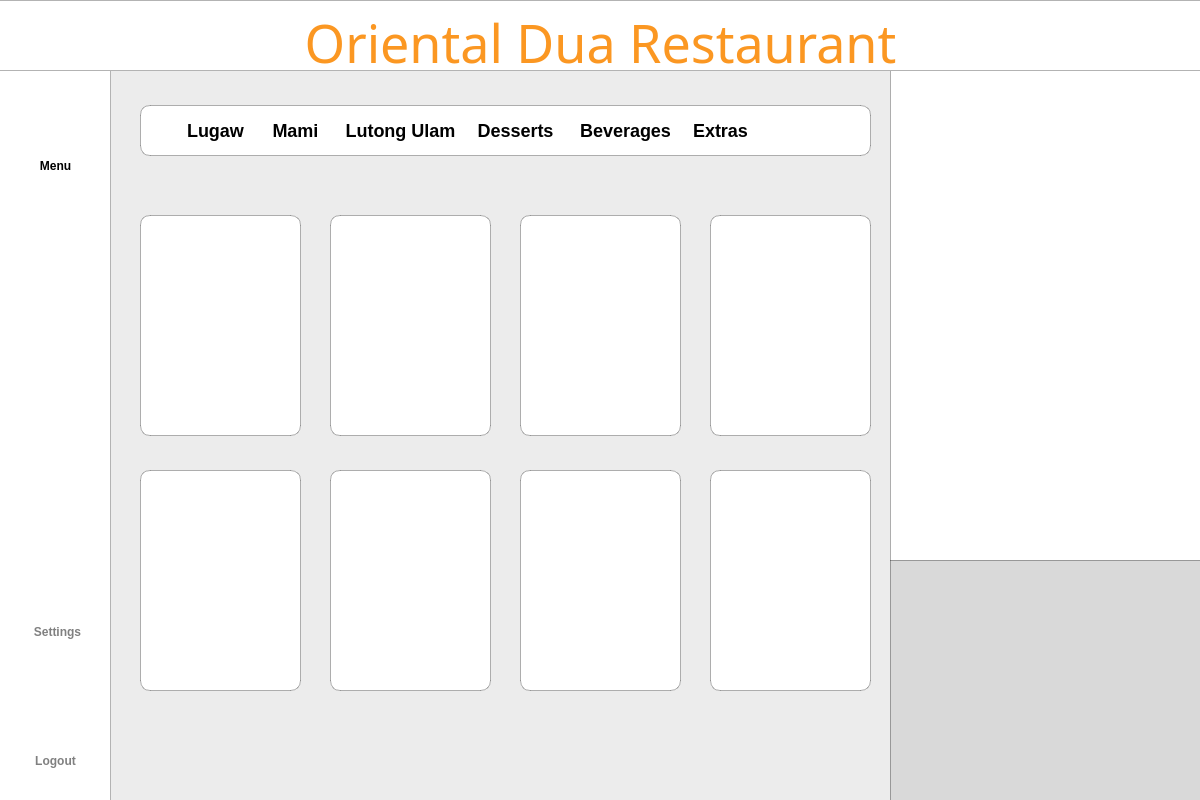
Qt form Project SE/ui/cashierscreen.ui (Patatims/CCSFEN2_Project) before a commit.
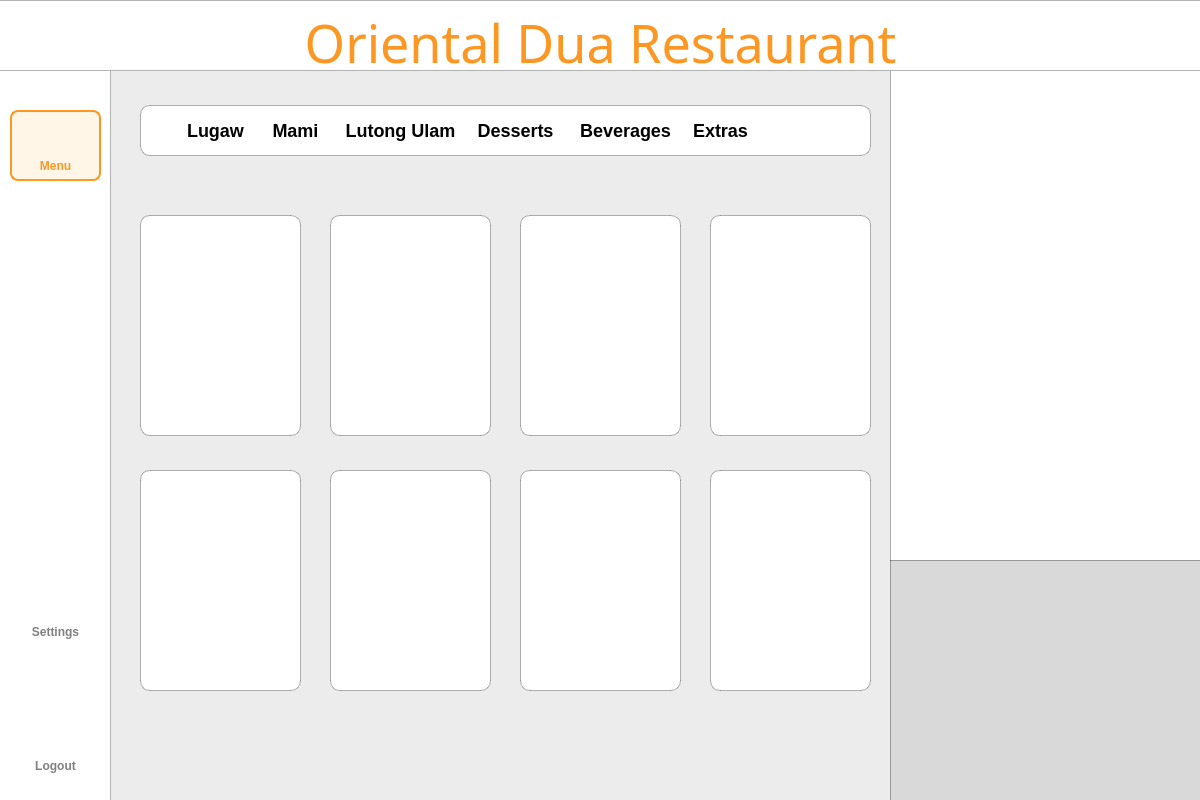
The same form after that commit. Icons and pictures are not drawn.

Diff of the .ui file:
```diff
--- a/Project SE/ui/cashierscreen.ui
+++ b/Project SE/ui/cashierscreen.ui
@@ -445,13 +445,14 @@
      </rect>
     </property>
     <property name="styleSheet">
-     <string notr="true">QPushButton#menubtn{
-    color: rgba(0,0,0, 1);
+     <string notr="true">QPushButton{
+    color: #FB9722;;
     font-family: 'Roboto';
     font-size: 12px;
     font-weight: 500;
 	border:none;
 }
+
 </string>
     </property>
     <property name="text">
@@ -491,7 +492,7 @@
      <string/>
     </property>
     <property name="pixmap">
-     <pixmap resource="../resource.qrc">:/icon/icons/menu.png</pixmap>
+     <pixmap resource="../resource.qrc">:/icon/icons/menu2.png</pixmap>
     </property>
     <property name="scaledContents">
      <bool>true</bool>
@@ -503,7 +504,7 @@
    <widget class="QLabel" name="logoutIcon">
     <property name="geometry">
      <rect>
-      <x>39</x>
+      <x>38</x>
       <y>715</y>
       <width>35</width>
       <height>35</height>
@@ -545,21 +546,27 @@
    <widget class="QPushButton" name="logoutbtn">
     <property name="geometry">
      <rect>
-      <x>20</x>
-      <y>740</y>
-      <width>71</width>
-      <height>41</height>
+      <x>5</x>
+      <y>750</y>
+      <width>101</width>
+      <height>31</height>
      </rect>
     </property>
     <property name="styleSheet">
-     <string notr="true">QPushButton#logoutbtn{
+     <string notr="true">QPushButton{
     color: rgba(0,0,0, 0.5);
     font-family: 'Roboto';
     font-size: 12px;
     font-weight: 500;
 	border:none;
 }
-</string>
+
+QPushButton:hover{
+color: #FB9722;
+border: 2px solid #FB9722;
+border-radius: 8px;
+background-color: rgba(255, 167, 25, 0.1);
+}</string>
     </property>
     <property name="text">
      <string>Logout</string>
@@ -568,21 +575,27 @@
    <widget class="QPushButton" name="settingsbtn">
     <property name="geometry">
      <rect>
-      <x>20</x>
-      <y>620</y>
-      <width>75</width>
-      <height>23</height>
+      <x>5</x>
+      <y>616</y>
+      <width>101</width>
+      <height>31</height>
      </rect>
     </property>
     <property name="styleSheet">
-     <string notr="true">QPushButton#settingsbtn{
+     <string notr="true">QPushButton{
     color: rgba(0,0,0, 0.5);
     font-family: 'Roboto';
     font-size: 12px;
     font-weight: 500;
 	border:none;
 }
-</string>
+
+QPushButton:hover{
+color: #FB9722;
+border: 2px solid #FB9722;
+border-radius: 8px;
+background-color: rgba(255, 167, 25, 0.1);
+}</string>
     </property>
     <property name="text">
      <string>Settings</string>
@@ -630,6 +643,26 @@
      <set>Qt::AlignCenter</set>
     </property>
    </widget>
+   <widget class="QLabel" name="label_2">
+    <property name="geometry">
+     <rect>
+      <x>10</x>
+      <y>110</y>
+      <width>91</width>
+      <height>71</height>
+     </rect>
+    </property>
+    <property name="styleSheet">
+     <string notr="true">QLabel{
+	background-color: rgba(255, 167, 25, 0.1);
+	border: 2px solid #FB9722;
+	border-radius: 8px;
+}</string>
+    </property>
+    <property name="text">
+     <string/>
+    </property>
+   </widget>
    <zorder>whitebg_10</zorder>
    <zorder>sidebar</zorder>
    <zorder>titlebar</zorder>
@@ -650,12 +683,13 @@
    <zorder>userlistlabel_4</zorder>
    <zorder>userlistlabel_5</zorder>
    <zorder>userlistlabel_6</zorder>
-   <zorder>menubtn</zorder>
-   <zorder>menuIcon</zorder>
    <zorder>logoutIcon</zorder>
    <zorder>logoutbtn</zorder>
    <zorder>settingsbtn</zorder>
    <zorder>settingIcon</zorder>
+   <zorder>label_2</zorder>
+   <zorder>menuIcon</zorder>
+   <zorder>menubtn</zorder>
   </widget>
  </widget>
  <resources>
```
